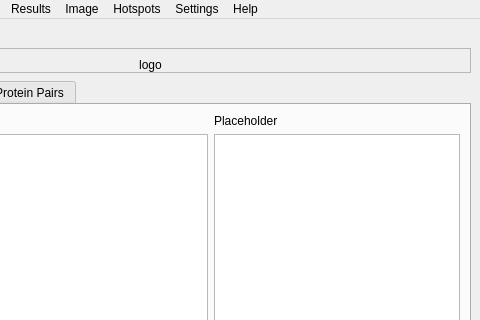
Before: the Qt Designer form pyssa/gui/ui/forms/main_view.ui in urban233/PySSA, drawn with Qt 5; both pictures show x 179 to 659 and y 0 to 320 of the 659 by 802 pixel window.
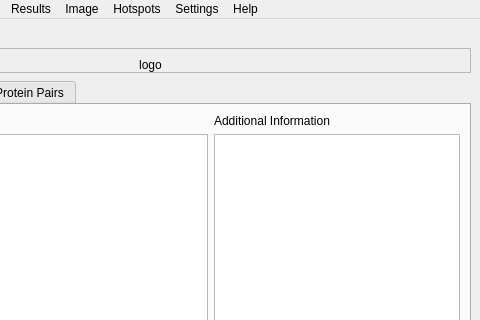
After: the same form once the commit is applied.

Diff of the .ui file:
```diff
--- a/pyssa/gui/ui/forms/main_view.ui
+++ b/pyssa/gui/ui/forms/main_view.ui
@@ -137,7 +137,7 @@
           <item>
            <widget class="QLabel" name="label_2">
             <property name="text">
-             <string>Placeholder</string>
+             <string>Additional Information</string>
             </property>
            </widget>
           </item>
```
Left out of the diff: 20 changed lines with no effect on the pictures.
